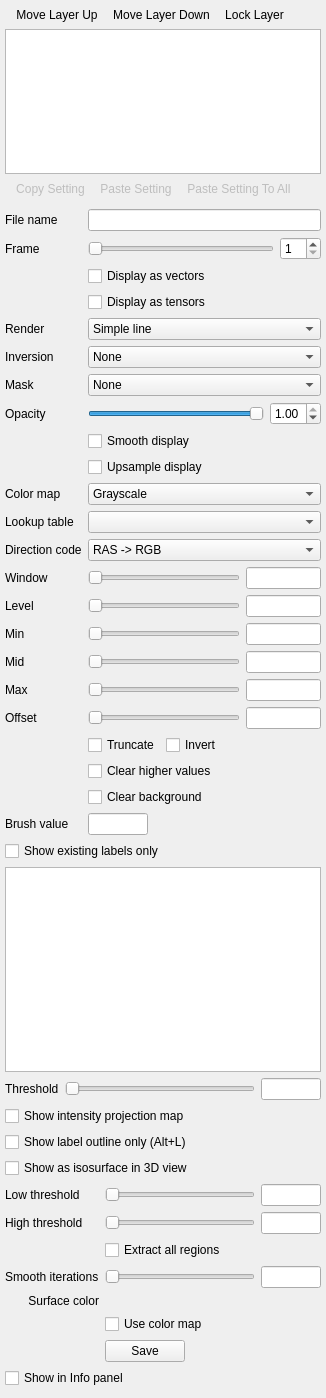
freesurfer/freesurfer, file freeview/PanelVolume.ui: the form before one commit.
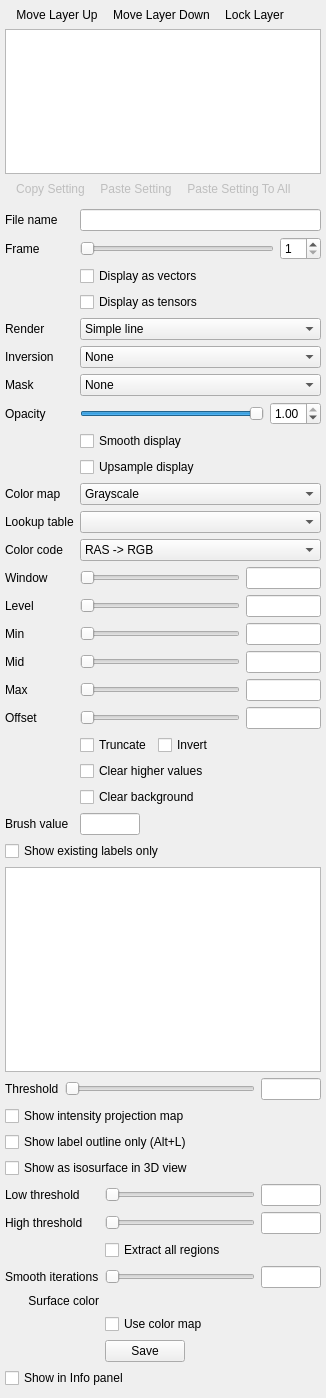
The form after the commit. Icons and pictures are not drawn. Custom widgets are drawn as their Qt base class.

Patch:
```diff
--- a/freeview/PanelVolume.ui
+++ b/freeview/PanelVolume.ui
@@ -350,7 +350,7 @@
       <item row="12" column="0">
        <widget class="QLabel" name="labelDirectionCode">
         <property name="text">
-         <string>Direction code</string>
+         <string>Color code</string>
         </property>
        </widget>
       </item>
```
Left out of the diff: 6 changed lines with no effect on the pictures.
